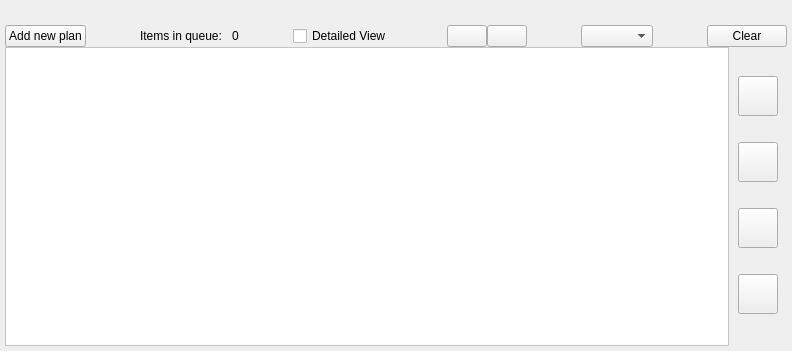
Qt form src/QSview/resources/queue_editor.ui (BCDA-APS/QSview) before a commit.
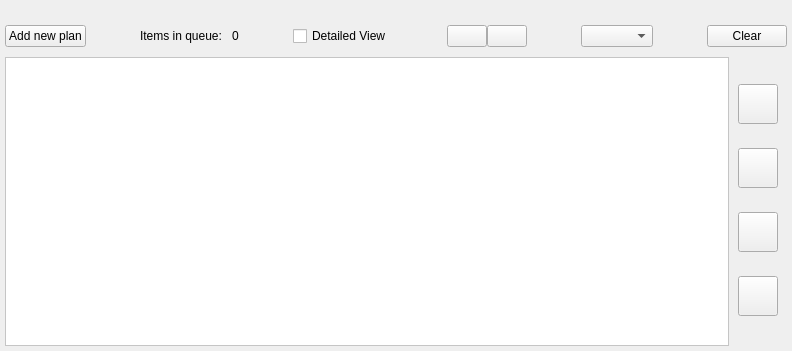
The same form after that commit. Icons and pictures are not drawn. Custom widgets are drawn as their Qt base class.

Commit message: Update margin for linux compatibility

```diff
--- a/src/QSview/resources/queue_editor.ui
+++ b/src/QSview/resources/queue_editor.ui
@@ -34,6 +34,9 @@
      <property name="topMargin">
       <number>20</number>
      </property>
+     <property name="bottomMargin">
+      <number>10</number>
+     </property>
      <item>
       <widget class="QPushButton" name="addQueueButton">
        <property name="toolTip">
```
The commit also changes 3 other files.
